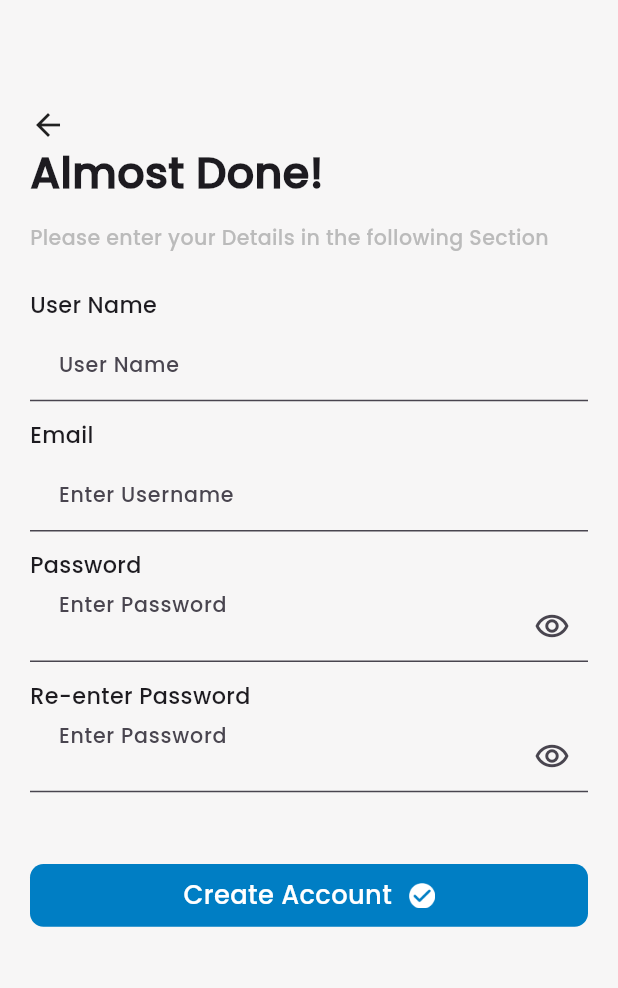
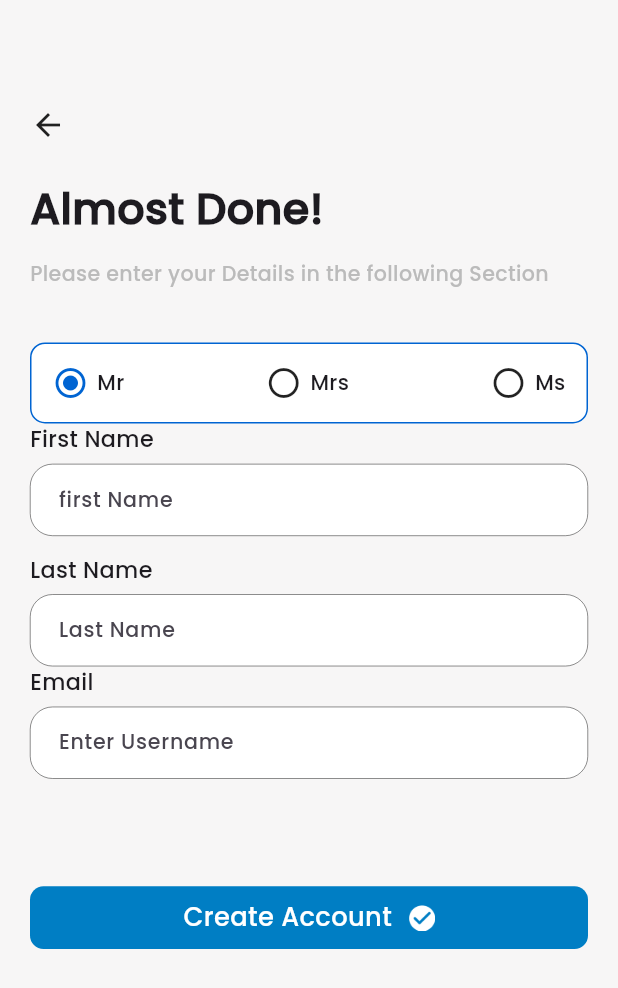
Before and after one commit to dibindasky/myairdeal, a Flutter app: the ScreenAccountCreationForm screen opened by its route, on a phone screen of 412 x 824 dp. Shown: the top 988 px of the screen. Run offline on Flutter 3.47's test engine with Material 3 defaults, Android fonts, the light colour scheme and no system bars; our stand-ins replace curved_labeled_navigation_bar, easy_date_timeline, flutter_screenutil, get, iconsax, intl_phone_number_input and 2 more.

Commit message:
added auth pages progress

```diff
--- a/lib/application/controller/auth/auth_controller.dart
+++ b/lib/application/controller/auth/auth_controller.dart
@@ -4,8 +4,14 @@ import 'package:get/get.dart';
 class AuthController extends GetxController {
   TextEditingController loginNumber = TextEditingController();
   TextEditingController otpNumber = TextEditingController();
+  RxInt genderType = 0.obs;
+  RxList genderList = ['Mr', 'Mrs', 'Ms'].obs;
   phoneNumber(int phonenumber) {
     loginNumber.text = phonenumber.toString();
     update();
   }
+
+  void changeGenderType(int index) {
+    genderType.value = index;
+  }
 }
--- a/lib/application/controller/home/traveler_controller.dart
+++ b/lib/application/controller/home/traveler_controller.dart
@@ -5,6 +5,7 @@ class TravellerController extends GetxController {
   String travelerTab = 'Add Details';
   RxList genderList = ['Mr', 'Mrs', 'Ms'].obs;
   RxInt selectedSavedDetailData = 0.obs;
+
   void changeGenderType(int index) {
     genderType.value = index;
   }
--- a/lib/application/presentation/routes/get_route_generator.dart
+++ b/lib/application/presentation/routes/get_route_generator.dart
@@ -3,6 +3,7 @@ import 'package:get/get.dart';
 import 'package:myairdeal/application/presentation/screens/account/edit_profile.dart';
 import 'package:myairdeal/application/presentation/screens/account/notification_setup.dart';
 import 'package:myairdeal/application/presentation/screens/account/secuurity_screen.dart';
+import 'package:myairdeal/application/presentation/screens/auth/goto_home_screen.dart';
 import 'package:myairdeal/application/presentation/screens/auth/sign_in/sign_in.dart';
 import 'package:myairdeal/application/presentation/screens/auth/sign_up/al_most_done.dart';
 import 'package:myairdeal/application/presentation/screens/auth/sign_up/otp_screen.dart';
@@ -48,6 +49,10 @@ class GetXRouterConfig {
       page: () => ScreenSignUp(),
     ),
     GetPage(
+      name: Routes.goToHomePage,
+      page: () => const GoTOHOmeScreen(),
+    ),
+    GetPage(
       name: Routes.otp,
       page: () => ScreenOTP(),
     ),
@@ -60,7 +65,11 @@ class GetXRouterConfig {
       page: () => ScreenAccountCreationForm(),
     ),
     GetPage(
-      bindings: [NavBarBinding(), FlightSortBinding(), PaymentBinding()],
+      bindings: [
+        NavBarBinding(),
+        FlightSortBinding(),
+        PaymentBinding(),
+      ],
       name: Routes.bottomBar,
       page: () => const ScreenNavbar(),
     ),
@@ -114,7 +123,7 @@ class GetXRouterConfig {
     GetPage(
       binding: TravellerBinding(),
       name: Routes.travelerDetails,
-      page: () => ScreenTravelerDetails(),
+      page: () => const ScreenTravelerDetails(),
     ),
     GetPage(
       binding: PaymentBinding(),
--- a/lib/application/presentation/routes/routes.dart
+++ b/lib/application/presentation/routes/routes.dart
@@ -4,6 +4,7 @@ class Routes {
   static const String signUp = '/signUp';
   static const String signIn = '/sign_in';
   static const String otp = '/otp';
+  static const String goToHomePage = '/go_to-home_page';
   static const String alMostDone = '/al_most_done';
   static const String bottomBar = '/bottom_bar';
   static const String airportSearch = '/airport_search_page';
--- a/lib/application/presentation/screens/auth/sign_up/al_most_done.dart
+++ b/lib/application/presentation/screens/auth/sign_up/al_most_done.dart
@@ -1,15 +1,18 @@
 import 'package:flutter/material.dart';
 import 'package:flutter_screenutil/flutter_screenutil.dart';
+import 'package:get/get.dart';
+import 'package:myairdeal/application/controller/auth/auth_controller.dart';
 import 'package:myairdeal/application/presentation/utils/colors.dart';
 import 'package:myairdeal/application/presentation/utils/constants.dart';
-import 'package:myairdeal/application/presentation/utils/enums/enums.dart';
 import 'package:myairdeal/application/presentation/widgets/event_icon_button.dart';
+import 'package:myairdeal/application/presentation/widgets/radio_button_custom.dart';
 import 'package:myairdeal/application/presentation/widgets/text_form_field.dart';
 
 class ScreenAccountCreationForm extends StatelessWidget {
+  ScreenAccountCreationForm({super.key});
+
   final _formKey = GlobalKey<FormState>();
-
-  ScreenAccountCreationForm({super.key});
+  final authController = Get.find<AuthController>();
 
   @override
   Widget build(BuildContext context) {
@@ -30,6 +33,7 @@ class ScreenAccountCreationForm extends StatelessWidget {
                     child: const Icon(Icons.arrow_back),
                   ),
                 ),
+                kHeight20,
                 Form(
                   key: _formKey,
                   child: Column(
@@ -49,22 +53,68 @@ class ScreenAccountCreationForm extends StatelessWidget {
                         style: textThinStyle1.copyWith(color: kGrey),
                       ),
                       kHeight20,
+                      kHeight10,
+                      Container(
+                        padding: const EdgeInsets.all(14),
+                        decoration: BoxDecoration(
+                          border: Border.all(color: kBlue),
+                          borderRadius: kRadius10,
+                          color: kWhite,
+                        ),
+                        child: Obx(
+                          () => Row(
+                            mainAxisAlignment: MainAxisAlignment.spaceBetween,
+                            children: List.generate(
+                              3,
+                              (index) => CustomRadioButton(
+                                selected:
+                                    index == authController.genderType.value,
+                                onChanged: () {
+                                  authController.changeGenderType(index);
+                                },
+                                text: authController.genderList[index],
+                              ),
+                            ),
+                          ),
+                        ),
+                      ),
                       Text(
-                        'User Name',
+                        'First Name',
                         style: TextStyle(
                           fontSize: 13.sp,
                         ),
                       ),
                       kHeight5,
                       CustomTextField(
+                        isBorder: true,
+                        borderRadius: 14,
+                        textCapitalization: TextCapitalization.words,
+                        enabledBorder: OutlineInputBorder(
+                            borderSide: const BorderSide(width: .3),
+                            borderRadius: kRadius15),
                         onTapOutside: () => FocusScope.of(context).unfocus(),
-                        fillColor: knill,
-                        controller: TextEditingController(),
-                        hintText: 'User Name',
-                        showUnderline: false,
-                        validate: Validate.none,
+                        hintText: 'first Name',
+                        fillColor: kWhite,
                       ),
                       kHeight10,
+                      Text(
+                        'Last Name',
+                        style: TextStyle(
+                          fontSize: 13.sp,
+                        ),
+                      ),
+                      kHeight5,
+                      CustomTextField(
+                        isBorder: true,
+                        borderRadius: 14,
+                        textCapitalization: TextCapitalization.words,
+                        enabledBorder: OutlineInputBorder(
+                            borderSide: const BorderSide(width: .3),
+                            borderRadius: kRadius15),
+                        onTapOutside: () => FocusScope.of(context).unfocus(),
+                        hintText: 'Last Name',
+                        fillColor: kWhite,
+                      ),
                       Text(
                         'Email',
                         style: TextStyle(
@@ -73,48 +123,18 @@ class ScreenAccountCreationForm extends StatelessWidget {
                       ),
                       kHeight5,
                       CustomTextField(
+                        isBorder: true,
+                        borderRadius: 14,
+                        textCapitalization: TextCapitalization.words,
+                        enabledBorder: OutlineInputBorder(
+                            borderSide: const BorderSide(width: .3),
+                            borderRadius: kRadius15),
                         onTapOutside: () => FocusScope.of(context).unfocus(),
-                        fillColor: knill,
-                        controller: TextEditingController(),
                         hintText: 'Enter Username',
-                        showUnderline: false,
-                        validate: Validate.none,
+                        fillColor: kWhite,
                       ),
                       kHeight10,
-                      Text(
-                        'Password',
-                        style: TextStyle(
-                          fontSize: 13.sp,
-                        ),
-                      ),
-                      kHeight5,
-                      CustomTextField(
-                        onTapOutside: () => FocusScope.of(context).unfocus(),
-                        fillColor: knill,
-                        password: TextEditingController(),
-                        hintText: 'Enter Password',
-                        showUnderline: false,
-                        validate: Validate.none,
-                        obscureText: true,
-                      ),
-                      kHeight10,
-                      Text(
-                        'Re-enter Password',
-                        style: TextStyle(
-                          fontSize: 13.sp,
-                        ),
-                      ),
-                      kHeight5,
-                      CustomTextField(
-                        onTapOutside: () => FocusScope.of(context).unfocus(),
-                        fillColor: knill,
-                        password: TextEditingController(),
-                        hintText: 'Enter Password',
-                        showUnderline: false,
-                        validate: Validate.none,
-                        obscureText: true,
-                      ),
-                      kHeight40,
+                      kHeight50,
                       EventIconButton(
                         width: 360.w,
                         text: 'Create Account',
--- a/lib/application/presentation/screens/home/widgets/booking_qurreys_sections.dart
+++ b/lib/application/presentation/screens/home/widgets/booking_qurreys_sections.dart
@@ -30,6 +30,7 @@ class BookingIssuesQuerySection extends StatelessWidget {
         (index) => Expanded(
           child: Row(
             children: [
+              index != 0 ? kWidth5 : kEmpty,
               Expanded(
                 child: Container(
                   padding: EdgeInsets.symmetric(vertical: 5.h, horizontal: 5.w),
@@ -51,7 +52,6 @@ class BookingIssuesQuerySection extends StatelessWidget {
                   ),
                 ),
               ),
-              index != 4 ? kWidth5 : kEmpty
             ],
           ),
         ),
--- a/lib/application/presentation/screens/splash/splash_screen.dart
+++ b/lib/application/presentation/screens/splash/splash_screen.dart
@@ -14,7 +14,7 @@ class ScreenSplash extends StatelessWidget {
   Widget build(BuildContext context) {
     WidgetsBinding.instance.addPostFrameCallback((timeStamp) {
       Timer(const Duration(milliseconds: 1600), () {
-        Get.offAllNamed(Routes.bottomBar);
+        Get.offAllNamed(Routes.onboard);
       });
     });
     return Scaffold(
```
Also changed, not shown: lib/application/controller/home/flight_sort_controller.dart (+9 -0 lines), lib/application/presentation/screens/account/account_screen.dart (+13 -4 lines), lib/application/presentation/screens/auth/goto_home_screen.dart (added, +13 -0 lines), lib/application/presentation/screens/auth/sign_in/sign_in.dart (+29 -12 lines), lib/application/presentation/screens/explore/explore_screen.dart (+3 -23 lines), lib/application/presentation/screens/explore/widgets/pageview_builder.dart (added, +37 -0 lines), lib/application/presentation/screens/flight_detail/widgets/add_on_add_gst_card.dart (+1 -8 lines), lib/application/presentation/screens/flight_sort/bottom_sheet/stop_sort_sheet.dart (+10 -7 lines), lib/application/presentation/screens/payment/sucess.dart (+6 -2 lines), lib/application/presentation/screens/seats/seats_selection.dart (+27 -11 lines), asset/image/plane_image.png (added).
